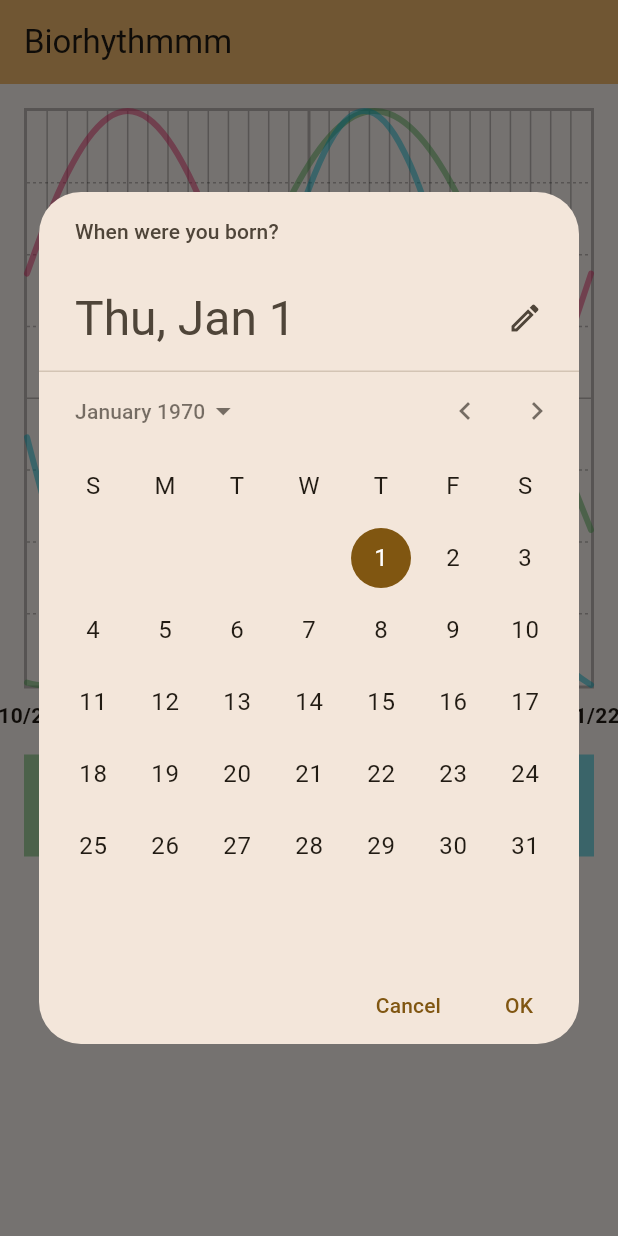
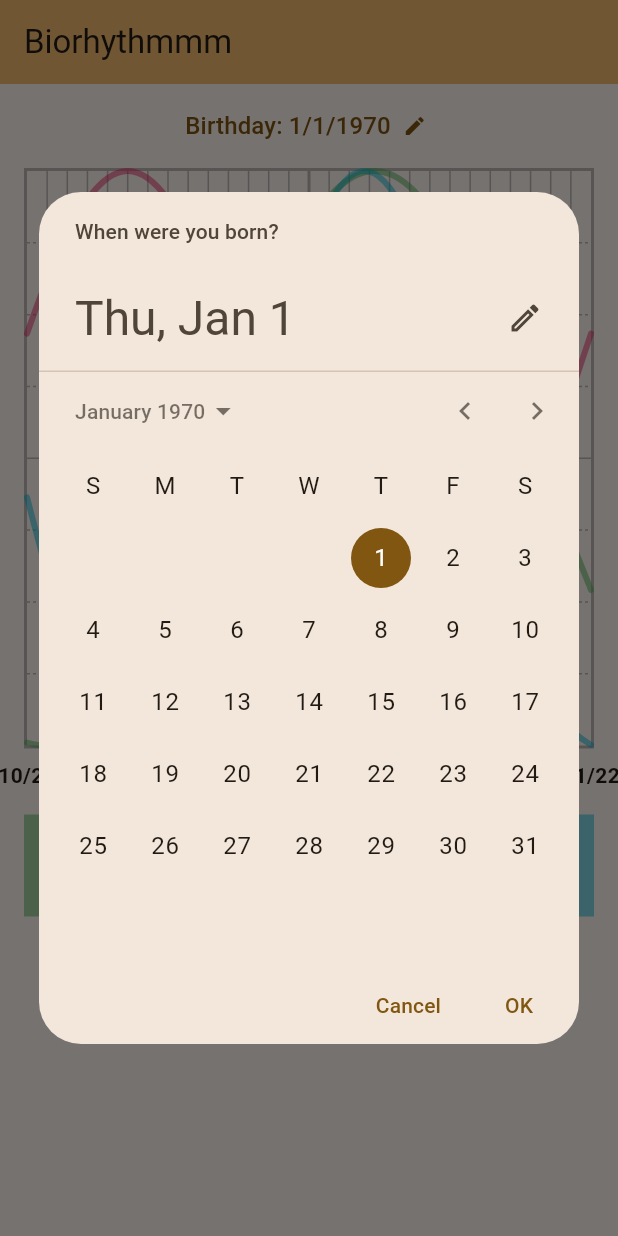
Before and after one commit to ncosgray/biorhythmmm, a Flutter app: the screen it shows after launch, on a phone screen of 412 x 824 dp. Run offline on Flutter 3.47's test engine with Material 3 defaults, Android fonts, the phone set to English and light mode, and no system bars; drawn by our look-alikes of fl_chart; our stand-ins replace shared_preferences.

Commit message:
redesign birthday setting button

```diff
--- a/lib/biorhythm_chart.dart
+++ b/lib/biorhythm_chart.dart
@@ -66,7 +66,7 @@ class BiorhythmChartState extends State<BiorhythmChart> {
           // Biorhythm chart
           Expanded(
             child: Padding(
-              padding: const EdgeInsets.all(16),
+              padding: const EdgeInsets.symmetric(horizontal: 16),
               child: LineChart(
                 biorhythmData,
                 duration: const Duration(milliseconds: 250),
@@ -75,7 +75,7 @@ class BiorhythmChartState extends State<BiorhythmChart> {
           ),
           // Biorhythm percentages
           Padding(
-            padding: const EdgeInsets.symmetric(horizontal: 16),
+            padding: const EdgeInsets.all(16),
             child: Row(
               mainAxisAlignment: MainAxisAlignment.spaceBetween,
               children: [
--- a/lib/home_page.dart
+++ b/lib/home_page.dart
@@ -61,27 +61,24 @@ class _HomePageState extends State<HomePage> {
         child: Column(
           mainAxisAlignment: MainAxisAlignment.start,
           children: <Widget>[
-            BiorhythmChart(birthday: _birthday),
             // Birthday setting
             Padding(
-              padding: const EdgeInsets.all(16),
-              child: Column(
-                mainAxisAlignment: MainAxisAlignment.start,
-                children: <Widget>[
-                  Text(
-                    '${Str.birthdayLabel} ${longDate(_birthday)}',
-                    style: labelStyle,
-                  ),
-                  FilledButton.tonal(
-                    onPressed: () => pickBirthday(context),
-                    child: Text(
-                      Str.birthdayButton,
-                      style: buttonStyle,
-                    ),
-                  ),
-                ],
+              padding: const EdgeInsets.all(4),
+              child: TextButton.icon(
+                onPressed: () => pickBirthday(context),
+                style: TextButton.styleFrom(
+                  splashFactory: NoSplash.splashFactory,
+                ),
+                label: Text(
+                  '${Str.birthdayLabel} ${longDate(_birthday)}',
+                  style: labelStyle,
+                ),
+                icon: Icon(Icons.edit, size: labelStyle.fontSize),
+                iconAlignment: IconAlignment.end,
               ),
             ),
+            // Chart
+            BiorhythmChart(birthday: _birthday),
           ],
         ),
       ),
--- a/lib/strings.dart
+++ b/lib/strings.dart
@@ -18,7 +18,6 @@ class Str {
   static String get biorhythmIntellectual => 'Intellectual';
   static String get biorhythmEmotional => 'Emotional';
   static String get biorhythmPhysical => 'Physical';
-  static String get birthdayButton => 'Edit birthday';
-  static String get birthdayLabel => 'Your birthday:';
+  static String get birthdayLabel => 'Birthday:';
   static String get birthdaySelectText => 'When were you born?';
 }
```
